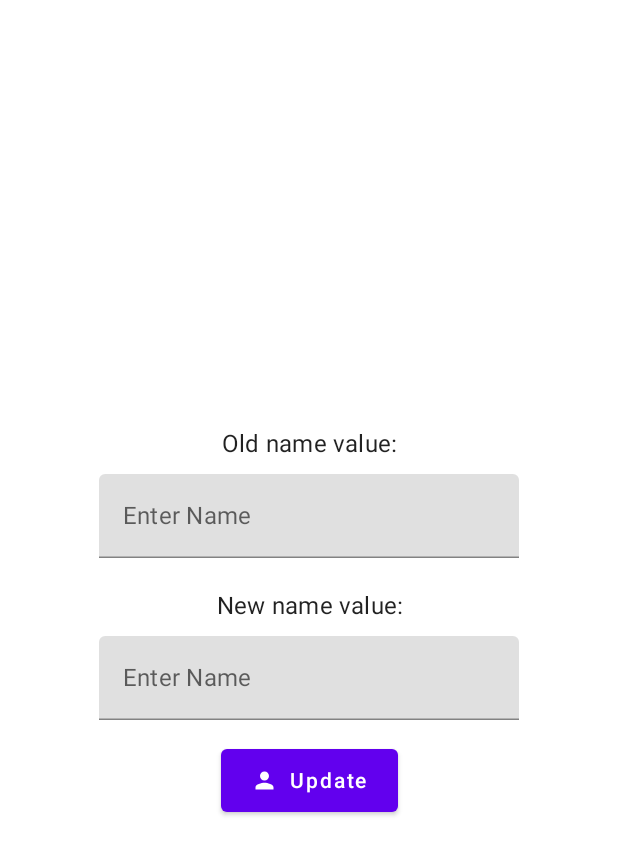
After one commit to aleh-god/firebase-firestore-learn, an Android app built with Jetpack Compose: the UpdatePersonScreen screen opened through its navigation route, on a phone screen of 412 x 824 dp. The commit adds this screen. Shown: the top 855 px of the screen. Run offline under Robolectric (Android 15) with nearby library versions, the phone set to English and light mode, and no system bars; our stand-ins replace Dagger/Hilt's generated code, Firebase (no records; nobody signed in at launch, a user with empty details on screens opened directly).

Commit message:
add: UpdatePersonScreen and data logic.

```diff
--- a/app/src/main/java/by/godevelopment/firebasefirestorelearn/MainActivity.kt
+++ b/app/src/main/java/by/godevelopment/firebasefirestorelearn/MainActivity.kt
@@ -14,6 +14,7 @@ import by.godevelopment.firebasefirestorelearn.navigation.Route
 import by.godevelopment.firebasefirestorelearn.ui.screens.loadpersons.LoadPersonScreen
 import by.godevelopment.firebasefirestorelearn.ui.screens.personslist.PersonsListScreen
 import by.godevelopment.firebasefirestorelearn.ui.screens.saveperson.SavePersonScreen
+import by.godevelopment.firebasefirestorelearn.ui.screens.updateperson.UpdatePersonScreen
 import by.godevelopment.firebasefirestorelearn.ui.screens.welcome.WelcomeScreen
 import by.godevelopment.firebasefirestorelearn.ui.theme.FirebaseFirestoreLearnTheme
 import dagger.hilt.android.AndroidEntryPoint
@@ -57,6 +58,9 @@ class MainActivity : ComponentActivity() {
                         composable(Route.LOAD_PERSON.label) {
                             LoadPersonScreen(scaffoldState = scaffoldState, contentPadding = padding)
                         }
+                        composable(Route.UPDATE_PERSON.label) {
+                            UpdatePersonScreen(scaffoldState = scaffoldState, contentPadding = padding)
+                        }
                         composable(Route.LIST_PERSONS.label) {
                             PersonsListScreen(scaffoldState = scaffoldState, contentPadding = padding)
                         }
--- /dev/null
+++ b/app/src/main/java/by/godevelopment/firebasefirestorelearn/domain/models/UpdatePersonData.kt
@@ -0,0 +1,6 @@
+package by.godevelopment.firebasefirestorelearn.domain.models
+
+data class UpdatePersonData(
+    val newName: String,
+    val oldName: String
+)
--- a/app/src/main/java/by/godevelopment/firebasefirestorelearn/navigation/Route.kt
+++ b/app/src/main/java/by/godevelopment/firebasefirestorelearn/navigation/Route.kt
@@ -2,7 +2,6 @@ package by.godevelopment.firebasefirestorelearn.navigation
 
 import androidx.annotation.StringRes
 import by.godevelopment.firebasefirestorelearn.R
-import by.godevelopment.firebasefirestorelearn.domain.models.UiText
 
 enum class Route(
     val label: String,
@@ -12,5 +11,6 @@ enum class Route(
     WELCOME("welcome", R.string.screen_name_welcome),
     SAVE_PERSON("save_person", R.string.screen_name_save_person),
     LOAD_PERSON("load_person", R.string.screen_name_load_person),
+    UPDATE_PERSON("update_person", R.string.screen_name_update_person),
     LIST_PERSONS("list_persons", R.string.screen_name_list_persons)
 }
--- /dev/null
+++ b/app/src/main/java/by/godevelopment/firebasefirestorelearn/ui/interfaces/UpdatePersonRepository.kt
@@ -0,0 +1,9 @@
+package by.godevelopment.firebasefirestorelearn.ui.interfaces
+
+import by.godevelopment.firebasefirestorelearn.domain.models.FireStoreResult
+import by.godevelopment.firebasefirestorelearn.domain.models.UpdatePersonData
+
+interface UpdatePersonRepository {
+
+    suspend fun updatePerson(input: UpdatePersonData): FireStoreResult<Unit>
+}
--- /dev/null
+++ b/app/src/main/java/by/godevelopment/firebasefirestorelearn/ui/screens/updateperson/UpdatePersonScreen.kt
@@ -0,0 +1,158 @@
+package by.godevelopment.firebasefirestorelearn.ui.screens.updateperson
+
+import androidx.compose.foundation.layout.*
+import androidx.compose.foundation.text.KeyboardActions
+import androidx.compose.foundation.text.KeyboardOptions
+import androidx.compose.material.*
+import androidx.compose.material.icons.Icons
+import androidx.compose.material.icons.filled.Person
+import androidx.compose.runtime.Composable
+import androidx.compose.runtime.LaunchedEffect
+import androidx.compose.ui.Alignment
+import androidx.compose.ui.ExperimentalComposeUiApi
+import androidx.compose.ui.Modifier
+import androidx.compose.ui.platform.LocalContext
+import androidx.compose.ui.platform.LocalSoftwareKeyboardController
+import androidx.compose.ui.res.stringResource
+import androidx.compose.ui.text.input.ImeAction
+import androidx.compose.ui.text.style.TextAlign
+import androidx.compose.ui.unit.dp
+import androidx.hilt.navigation.compose.hiltViewModel
+import by.godevelopment.firebasefirestorelearn.R
+
+@OptIn(ExperimentalComposeUiApi::class)
+@Composable
+fun UpdatePersonScreen(
+    scaffoldState: ScaffoldState,
+    contentPadding: PaddingValues,
+    viewModel: UpdatePersonViewModel = hiltViewModel()
+) {
+    val context = LocalContext.current
+    val keyboardController = LocalSoftwareKeyboardController.current
+
+    LaunchedEffect(key1 = true) {
+        viewModel.updatePersonUiEvent.collect { event ->
+            when (event) {
+                is UpdatePersonUiEvent.ShowSnackbar -> {
+                    scaffoldState.snackbarHostState.showSnackbar(
+                        message = event.message.asString(context)
+                    )
+                }
+            }
+        }
+    }
+
+    Column(
+        modifier = Modifier
+            .fillMaxHeight()
+            .padding(contentPadding)
+            .padding(8.dp),
+        verticalArrangement = Arrangement.Center,
+        horizontalAlignment = Alignment.CenterHorizontally,
+    ) {
+
+        if (viewModel.uiState.isProcessing) LinearProgressIndicator(
+            modifier = Modifier.fillMaxWidth()
+        )
+
+        Text(
+            text = "Old name value:",
+            style = MaterialTheme.typography.subtitle1,
+            textAlign = TextAlign.Center,
+            modifier = Modifier
+                .fillMaxWidth()
+                .padding(vertical = 4.dp)
+        )
+
+        Spacer(Modifier.height(4.dp))
+
+        TextField(
+            singleLine = true,
+            maxLines = 10,
+            keyboardOptions = KeyboardOptions(
+                imeAction = ImeAction.Done
+            ),
+            keyboardActions = KeyboardActions(
+                onDone = { keyboardController?.hide() }
+            ),
+            value = viewModel.uiState.oldName,
+            onValueChange = {
+                viewModel.onEvent(UpdatePersonUserEvent.OldNameOnChanged(it))
+            },
+            label = {
+                Text(
+                    if (viewModel.uiState.oldNameHasError) stringResource(R.string.label_1)
+                    else stringResource(R.string.label_2)
+                )
+            },
+            isError = viewModel.uiState.oldNameHasError,
+            placeholder = {
+                Text(
+                    text = if (viewModel.uiState.oldNameHasError) stringResource(R.string.label_2)
+                    else stringResource(R.string.label_1)
+                )
+            },
+        )
+
+        Spacer(Modifier.height(16.dp))
+
+        Text(
+            text = "New name value:",
+            style = MaterialTheme.typography.subtitle1,
+            textAlign = TextAlign.Center,
+            modifier = Modifier
+                .fillMaxWidth()
+                .padding(vertical = 4.dp)
+        )
+
+        Spacer(Modifier.height(4.dp))
+
+        TextField(
+            singleLine = true,
+            maxLines = 10,
+            keyboardOptions = KeyboardOptions(
+                imeAction = ImeAction.Done
+            ),
+            keyboardActions = KeyboardActions(
+                onDone = { keyboardController?.hide() }
+            ),
+            value = viewModel.uiState.newName,
+            onValueChange = {
+                viewModel.onEvent(UpdatePersonUserEvent.NewNameOnChanged(it))
+            },
+            label = {
+                Text(
+                    if (viewModel.uiState.newNameHasError) stringResource(R.string.label_1)
+                    else stringResource(R.string.label_2)
+                )
+            },
+            isError = viewModel.uiState.newNameHasError,
+            placeholder = {
+                Text(
+                    text = if (viewModel.uiState.newNameHasError) stringResource(R.string.label_2)
+                    else stringResource(R.string.label_1)
+                )
+            },
+        )
+
+        Spacer(Modifier.height(16.dp))
+
+        Button(
+            onClick = { viewModel.onEvent(UpdatePersonUserEvent.OnUpdatePersonClick) },
+            contentPadding = PaddingValues(
+                start = 20.dp,
+                top = 12.dp,
+                end = 20.dp,
+                bottom = 12.dp
+            )
+        ) {
+            Icon(
+                Icons.Filled.Person,
+                contentDescription = stringResource(R.string.cd_icon_person),
+                modifier = Modifier.size(ButtonDefaults.IconSize)
+            )
+            Spacer(Modifier.size(ButtonDefaults.IconSpacing))
+            Text(stringResource(R.string.button_text_update))
+        }
+    }
+}
--- /dev/null
+++ b/app/src/main/java/by/godevelopment/firebasefirestorelearn/ui/screens/updateperson/UpdatePersonViewModel.kt
@@ -0,0 +1,108 @@
+package by.godevelopment.firebasefirestorelearn.ui.screens.updateperson
+
+import android.util.Log
+import androidx.compose.runtime.getValue
+import androidx.compose.runtime.mutableStateOf
+import androidx.compose.runtime.setValue
+import androidx.lifecycle.ViewModel
+import androidx.lifecycle.viewModelScope
+import by.godevelopment.firebasefirestorelearn.R
+import by.godevelopment.firebasefirestorelearn.domain.models.FireStoreResult
+import by.godevelopment.firebasefirestorelearn.domain.models.UiText
+import by.godevelopment.firebasefirestorelearn.domain.models.UpdatePersonData
+import by.godevelopment.firebasefirestorelearn.ui.interfaces.UpdatePersonRepository
+import dagger.hilt.android.lifecycle.HiltViewModel
+import kotlinx.coroutines.channels.Channel
+import kotlinx.coroutines.flow.Flow
+import kotlinx.coroutines.flow.receiveAsFlow
+import kotlinx.coroutines.launch
+import javax.inject.Inject
+
+@HiltViewModel
+class UpdatePersonViewModel @Inject constructor(
+    private val updatePersonRepository: UpdatePersonRepository
+) : ViewModel() {
+
+    var uiState by mutableStateOf(UiState())
+        private set
+
+    private val _updatePersonUiEvent = Channel<UpdatePersonUiEvent>()
+    val updatePersonUiEvent: Flow<UpdatePersonUiEvent> = _updatePersonUiEvent.receiveAsFlow()
+
+    fun onEvent(event: UpdatePersonUserEvent) {
+        when (event) {
+            is UpdatePersonUserEvent.OldNameOnChanged -> {
+                uiState = uiState.copy(
+                    oldName = event.oldName,
+                    oldNameHasError = false
+                )
+            }
+            is UpdatePersonUserEvent.NewNameOnChanged -> {
+                uiState = uiState.copy(
+                    newName = event.newName,
+                    oldNameHasError = false
+                )
+            }
+            UpdatePersonUserEvent.OnUpdatePersonClick -> {
+                if (namesIsValid()) updatePerson()
+                else {
+                    viewModelScope.launch {
+                        _updatePersonUiEvent.send(
+                            UpdatePersonUiEvent.ShowSnackbar(
+                                UiText.StringResource(
+                                    resId = R.string.update_person_screen_error_message
+                                )
+                            )
+                        )
+                    }
+                }
+            }
+        }
+    }
+
+    private fun updatePerson() {
+        viewModelScope.launch {
+            uiState = uiState.copy(isProcessing = true)
+            val result = updatePersonRepository.updatePerson(
+                UpdatePersonData(
+                    newName = uiState.newName,
+                    oldName = uiState.oldName
+                )
+            )
+            uiState = uiState.copy(isProcessing = false)
+            _updatePersonUiEvent.send(
+                UpdatePersonUiEvent.ShowSnackbar(
+                    UiText.StringResource(
+                        resId = when (result) {
+                            is FireStoreResult.Error -> {
+                                Log.i("TAG#UpdatePersonViewModel", "Error -> ${result.message}")
+                                result.message
+                            }
+                            is FireStoreResult.Success -> {
+                                R.string.message_success_update_person
+                            }
+                        }
+                    )
+                )
+            )
+        }
+    }
+
+    private fun namesIsValid(): Boolean {
+       val oldNamesIsValid = (uiState.oldName.length in 3..10).also {
+            uiState = uiState.copy(oldNameHasError = !it)
+        }
+        val newNamesIsValid = (uiState.newName.length in 3..10).also {
+            uiState = uiState.copy(newNameHasError = !it)
+        }
+        return oldNamesIsValid || newNamesIsValid
+    }
+
+    data class UiState(
+        val isProcessing: Boolean = false,
+        val oldName: String = "",
+        val newName: String = "",
+        val oldNameHasError: Boolean = false,
+        val newNameHasError: Boolean = false
+    )
+}
--- a/app/src/main/res/values/strings.xml
+++ b/app/src/main/res/values/strings.xml
@@ -2,17 +2,23 @@
     <string name="app_name">FirebaseFirestoreLearn</string>
 
     <string name="message_success_save_person">Person saved</string>
+    <string name="message_success_update_person">Person updated</string>
     <string name="message_error_save_person">Error: Person did not save.</string>
+    <string name="message_error_load_data">Error: Data is not loaded.</string>
+    <string name="message_error_updated_data">Error: Data is not updated.</string>
     <string name="cd_icon_person">Person</string>
     <string name="button_text_save">Save</string>
     <string name="button_text_load">Load</string>
+    <string name="button_text_update">Update</string>
     <string name="ui_text_person_ready_state">Person ready state</string>
     <string name="label_1">Name length must be in 3..10</string>
     <string name="label_2">Enter Name</string>
     <string name="save_person_screen_error_message">Name is not validated</string>
+    <string name="update_person_screen_error_message">Names are not validated</string>
     <string name="screen_name_welcome">Welcome screen</string>
     <string name="screen_name_save_person">Save person</string>
     <string name="screen_name_load_person">Load person</string>
+    <string name="screen_name_update_person">Update persons</string>
     <string name="screen_name_list_persons">List persons</string>
-    <string name="message_error_load_data">Error: Data is not loaded.</string>
+    <string name="message_error_matched_person">No person matched the query.</string>
 </resources>
```
Also changed, not shown: app/src/main/java/by/godevelopment/firebasefirestorelearn/data/repositories/RepositoryImplementation.kt (+9 -5 lines), app/src/main/java/by/godevelopment/firebasefirestorelearn/di/BindModule.kt (+6 -4 lines), app/src/main/java/by/godevelopment/firebasefirestorelearn/ui/screens/updateperson/UpdatePersonUiEvent.kt (added, +7 -0 lines), app/src/main/java/by/godevelopment/firebasefirestorelearn/ui/screens/updateperson/UpdatePersonUserEvent.kt (added, +7 -0 lines).
